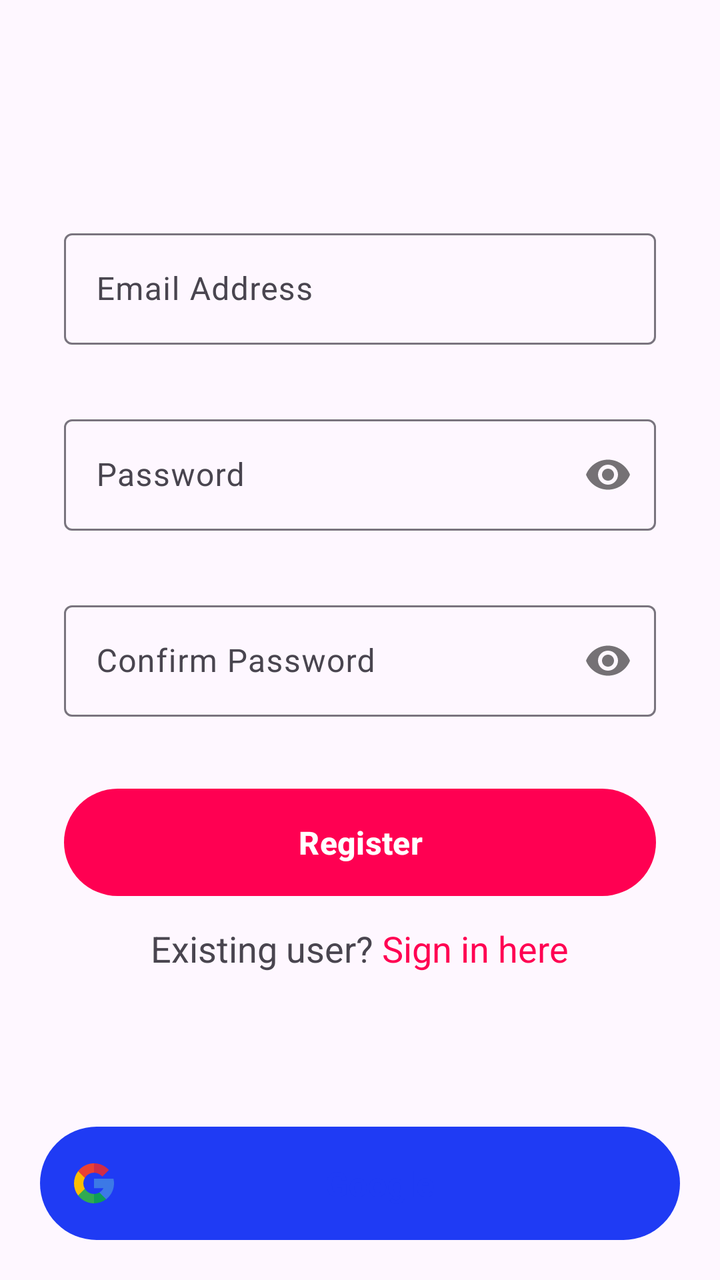
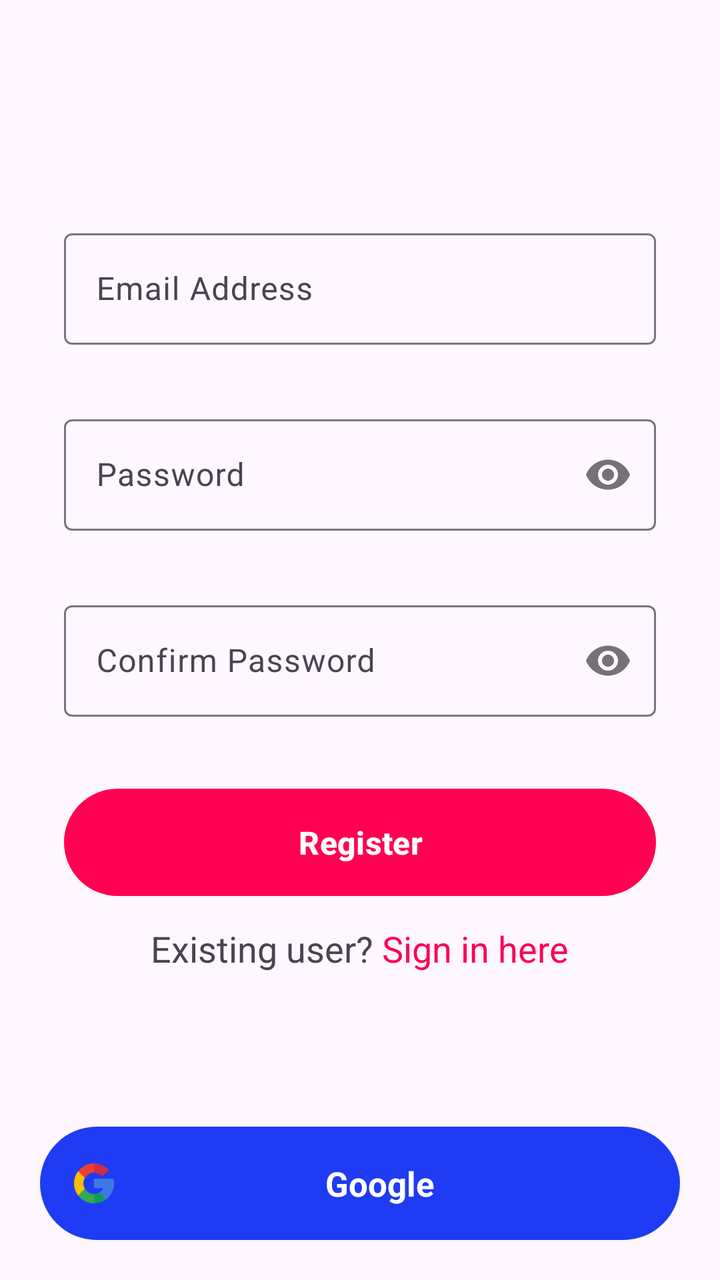

Compare the two renders of this Android layout. The source of the first and the diff that turns it into the second are given below.
<!-- AndroidManifest.xml: application theme Theme.You4me -->
<!-- res/layout/fragment_registration.xml -->
<?xml version="1.0" encoding="utf-8"?>
<androidx.constraintlayout.widget.ConstraintLayout
    xmlns:android="http://schemas.android.com/apk/res/android"
    xmlns:app="http://schemas.android.com/apk/res-auto"
    xmlns:tools="http://schemas.android.com/tools"
    android:layout_width="match_parent"
    android:layout_height="match_parent"
    tools:context=".ui.authentication.RegistrationFragment">

    <LinearLayout
        android:layout_width="match_parent"
        android:layout_height="match_parent"
        android:gravity="center"
        android:orientation="vertical"
        android:padding="32dp">

        <com.google.android.material.textfield.TextInputLayout
            android:id="@+id/email_lyt"
            android:layout_width="match_parent"
            android:layout_height="wrap_content"
            android:hint="@string/email_address">

            <com.google.android.material.textfield.TextInputEditText
                android:id="@+id/email"
                android:layout_width="match_parent"
                android:layout_height="match_parent"
                android:inputType="textEmailAddress" />
        </com.google.android.material.textfield.TextInputLayout>

        <com.google.android.material.textfield.TextInputLayout
            android:id="@+id/password_lyt"
            android:layout_width="match_parent"
            android:layout_height="wrap_content"
            android:layout_marginTop="32dp"
            android:hint="@string/password"
            app:passwordToggleEnabled="true">

            <com.google.android.material.textfield.TextInputEditText
                android:id="@+id/password"
                android:layout_width="match_parent"
                android:layout_height="match_parent"
                android:inputType="textPassword" />
        </com.google.android.material.textfield.TextInputLayout>

        <com.google.android.material.textfield.TextInputLayout
            android:id="@+id/confirm_password_lyt"
            android:layout_width="match_parent"
            android:layout_height="wrap_content"
            android:layout_marginTop="32dp"
            android:hint="@string/confirm_password"
            app:passwordToggleEnabled="true">

            <com.google.android.material.textfield.TextInputEditText
                android:id="@+id/confirm_password"
                android:layout_width="match_parent"
                android:layout_height="match_parent"
                android:inputType="textPassword" />
        </com.google.android.material.textfield.TextInputLayout>

        <com.google.android.material.button.MaterialButton
            android:id="@+id/sign_up_btn"
            android:layout_width="match_parent"
            android:layout_height="wrap_content"
            android:layout_marginTop="32dp"
            android:padding="16dp"
            android:text="@string/register"
            android:textSize="16sp"
            android:textStyle="bold" />

        
        
        
        
        
        
        
        
        
        

        <com.google.android.material.progressindicator.CircularProgressIndicator
            android:id="@+id/progress_circular"
            style="@style/Widget.Material3.CircularProgressIndicator.Medium"
            android:layout_width="wrap_content"
            android:layout_height="wrap_content"
            android:layout_marginTop="32dp"
            android:layout_marginBottom="4dp"
            android:indeterminate="true"
            android:visibility="gone" />

        <TextView
            android:id="@+id/login"
            android:layout_width="wrap_content"
            android:layout_height="wrap_content"
            android:padding="10dp"
            android:textSize="18sp"
            android:layout_gravity="center_horizontal"
            android:layout_marginBottom="32dp"
            android:text="@string/existing_user" />

    </LinearLayout>

    <TextView
        android:id="@+id/googleTv"
        android:layout_width="match_parent"
        android:layout_height="wrap_content"
        android:layout_margin="@dimen/margin_20dp"
        android:padding="@dimen/padding_17dp"
        android:background="@drawable/rectangle_box_button_google"
        android:gravity="center"
        android:text="Google"
        android:textColor="@color/blue"
        android:textSize="17sp"
        android:textStyle="bold"
        app:drawableStartCompat="@drawable/google_icon"
        app:layout_constraintBottom_toBottomOf="parent"
        app:layout_constraintStart_toStartOf="parent" />

</androidx.constraintlayout.widget.ConstraintLayout>
<!-- resources referenced by this layout -->
<resources>
  <color name="blue">#1F3BF4</color>
  <dimen name="margin_20dp">20dp</dimen>
  <dimen name="padding_17dp">17dp</dimen>
  <!-- drawable google_icon (drawable) -->
  <vector xmlns:android="http://schemas.android.com/apk/res/android"
      android:width="20dp"
      android:height="20dp"
      android:viewportWidth="512"
      android:viewportHeight="512">
    <path
        android:pathData="m120,256c0,-25.367 6.989,-49.13 19.131,-69.477v-86.308h-86.308c-34.255,44.488 -52.823,98.707 -52.823,155.785s18.568,111.297 52.823,155.785h86.308v-86.308c-12.142,-20.347 -19.131,-44.11 -19.131,-69.477z"
        android:fillColor="#fbbd00"/>
    <path
        android:pathData="m256,392 l-60,60 60,60c57.079,0 111.297,-18.568 155.785,-52.823v-86.216h-86.216c-20.525,12.186 -44.388,19.039 -69.569,19.039z"
        android:fillColor="#0f9d58"/>
    <path
        android:pathData="m139.131,325.477 l-86.308,86.308c6.782,8.808 14.167,17.243 22.158,25.235 48.352,48.351 112.639,74.98 181.019,74.98v-120c-49.624,0 -93.117,-26.72 -116.869,-66.523z"
        android:fillColor="#31aa52"/>
    <path
        android:pathData="m512,256c0,-15.575 -1.41,-31.179 -4.192,-46.377l-2.251,-12.299h-249.557v120h121.452c-11.794,23.461 -29.928,42.602 -51.884,55.638l86.216,86.216c8.808,-6.782 17.243,-14.167 25.235,-22.158 48.352,-48.353 74.981,-112.64 74.981,-181.02z"
        android:fillColor="#3c79e6"/>
    <path
        android:pathData="m352.167,159.833 l10.606,10.606 84.853,-84.852 -10.606,-10.606c-48.352,-48.352 -112.639,-74.981 -181.02,-74.981l-60,60 60,60c36.326,0 70.479,14.146 96.167,39.833z"
        android:fillColor="#cf2d48"/>
    <path
        android:pathData="m256,120v-120c-68.38,0 -132.667,26.629 -181.02,74.98 -7.991,7.991 -15.376,16.426 -22.158,25.235l86.308,86.308c23.753,-39.803 67.246,-66.523 116.87,-66.523z"
        android:fillColor="#eb4132"/>
  </vector>
  <!-- drawable rectangle_box_button_google (drawable) -->
  <?xml version="1.0" encoding="UTF-8"?>
  <shape xmlns:android="http://schemas.android.com/apk/res/android" android:id="@+id/listview_background_shape">
      <padding android:left="2dp"
          android:top="2dp"
          android:right="2dp"
          android:bottom="2dp" />
      <corners android:radius="50dp" />
      <solid android:color="@color/blue" />
  </shape>
  <string name="confirm_password">Confirm Password</string>
  <string name="email_address">Email Address</string>
  <string name="existing_user">Existing user? <font fgcolor="#ff0052">Sign in here</font></string>
  <string name="password">Password</string>
  <string name="register">Register</string>
  <style name="Theme.You4me" parent="Base.Theme.You4me" />
  <style name="Base.Theme.You4me" parent="Theme.Material3.Light.NoActionBar">
          
           <item name="colorPrimary">@color/primary_pink</item>
      </style>
  <color name="primary_pink">#ffff0052</color>
</resources>

<!-- the commit's change to res/layout/fragment_registration.xml (unified diff, before → after) -->
@@ -109,7 +109,7 @@
         android:background="@drawable/rectangle_box_button_google"
         android:gravity="center"
         android:text="Google"
-        android:textColor="@color/blue"
+        android:textColor="@color/white"
         android:textSize="17sp"
         android:textStyle="bold"
         app:drawableStartCompat="@drawable/google_icon"
<!-- resource entries referenced after the edit -->
@@ -1,5 +1,6 @@
 <!-- resources referenced by this layout -->
 <resources>
+  <color name="white">#FFFFFFFF</color>
   <color name="blue">#1F3BF4</color>
   <dimen name="margin_20dp">20dp</dimen>
   <dimen name="padding_17dp">17dp</dimen>
